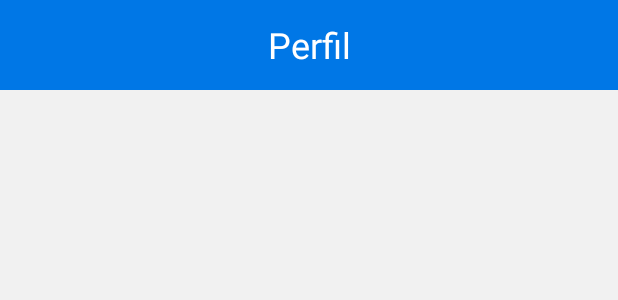
After one commit to Arthurdekf/App-Atletica, an Android app: the layout account_screen.xml on its own in the app's theme, with its tools: preview values and no code run, on a phone screen of 412 x 824 dp. The commit adds this screen. Shown: the top 300 px of the screen. Run offline under Robolectric (Android 15) with nearby library versions, the phone set to English and light mode, and no system bars.

Commit message:
Ajustes e início da tela de perfil

```diff
--- a/app/src/main/java/com/example/appatletica/SentRecoverActivity.java
+++ b/app/src/main/java/com/example/appatletica/SentRecoverActivity.java
@@ -24,9 +24,4 @@ public class SentRecoverActivity extends AppCompatActivity {
             }
         });
     }
-
-    public void Reenviar(View view){
-        Intent intent = new Intent(this, RecoverActivity.class);
-        startActivity(intent);
-    }
 }
--- /dev/null
+++ b/app/src/main/res/drawable/baseline_arrow_back_ios_24.xml
@@ -0,0 +1,5 @@
+<vector android:autoMirrored="true" android:height="28dp"
+    android:tint="#0077E6" android:viewportHeight="24"
+    android:viewportWidth="24" android:width="28dp" xmlns:android="http://schemas.android.com/apk/res/android">
+    <path android:fillColor="@android:color/white" android:pathData="M11.67,3.87L9.9,2.1 0,12l9.9,9.9 1.77,-1.77L3.54,12z"/>
+</vector>
--- /dev/null
+++ b/app/src/main/res/layout/account_screen.xml
@@ -0,0 +1,32 @@
+<LinearLayout xmlns:android="http://schemas.android.com/apk/res/android"
+    xmlns:app="http://schemas.android.com/apk/res-auto"
+    xmlns:tools="http://schemas.android.com/tools"
+    android:layout_width="match_parent"
+    android:layout_height="match_parent"
+    android:background="#F1F1F1"
+    android:orientation="vertical"
+    tools:context=".HomeActivity">
+
+
+    <androidx.appcompat.widget.Toolbar
+        android:id="@+id/topAppBar"
+        android:layout_width="match_parent"
+        android:layout_height="60dp"
+        android:background="#0077E6">
+
+        <TextView
+            android:id="@+id/toolbar_title"
+            style="@style/MyToolbarTitleStyle"
+            android:layout_width="wrap_content"
+            android:layout_height="wrap_content"
+            android:gravity="center"
+            android:text="Perfil" />
+
+        <ImageView
+            android:layout_width="25dp"
+            android:layout_height="25dp"
+            android:layout_gravity="start"
+            android:src="@drawable/baseline_arrow_back_ios_24" />
+    </androidx.appcompat.widget.Toolbar>
+
+</LinearLayout>
--- a/app/src/main/res/layout/item_post.xml
+++ b/app/src/main/res/layout/item_post.xml
@@ -28,14 +28,16 @@
             android:text="Arthur"
             android:layout_marginTop="5dp"
             android:textSize="18sp"
-            android:textStyle="bold" />
+            android:textStyle="bold"
+            android:textColor="@color/black"/>
 
         <TextView
             android:id="@+id/content"
             android:layout_width="330dp"
             android:layout_height="wrap_content"
             android:text="A expressão Lorem ipsum em design gráfico e editoração é um texto padrão em latim utilizado na produção gráfica para preencher os espaços de texto "
-            android:textSize="16sp" />
+            android:textSize="16sp"
+            android:textColor="@color/black3"/>
 
     </LinearLayout>
 
--- a/app/src/main/res/layout/login_recover_sended.xml
+++ b/app/src/main/res/layout/login_recover_sended.xml
@@ -112,11 +112,12 @@
                 android:layout_width="218dp"
                 android:layout_height="60dp"
                 android:layout_gravity="center_horizontal|bottom"
-                android:layout_marginBottom="120dp"
+                android:layout_marginBottom="160dp"
                 android:backgroundTint="@color/blue"
                 android:elevation="100dp"
                 android:text="Voltar"
-                android:textSize="25dp" />
+                android:textSize="25dp"
+                android:textColor="@color/white"/>
 
         </FrameLayout>
 
--- a/app/src/main/res/layout/login_screen.xml
+++ b/app/src/main/res/layout/login_screen.xml
@@ -101,11 +101,12 @@
                 android:layout_width="218dp"
                 android:layout_height="60dp"
                 android:layout_gravity="center_horizontal|bottom"
-                android:layout_marginBottom="125dp"
+                android:layout_marginBottom="165dp"
                 android:backgroundTint="@color/blue"
                 android:elevation="100dp"
                 android:text="Login"
-                android:textSize="25dp" />
+                android:textSize="25dp"
+                android:textColor="@color/white"/>
 
             <TextView
                 android:id="@+id/linkForgot"
--- a/app/src/main/res/values/colors.xml
+++ b/app/src/main/res/values/colors.xml
@@ -1,6 +1,7 @@
 <?xml version="1.0" encoding="utf-8"?>
 <resources>
     <color name="black">#000000</color>
+    <color name="black3">#222222</color>
     <color name="black2">#313131</color>
     <color name="grey">#ADADAD</color>
     <color name="white">#FFFFFF</color>
```
Also changed, not shown: app/src/main/res/layout/home_screen.xml (+4 -4 lines), app/src/main/res/layout/login_recover.xml (+26 -5 lines), app/src/main/res/layout/login_register.xml (+9 -2 lines), app/src/main/res/layout/login_register_sucess.xml (+5 -5 lines).
